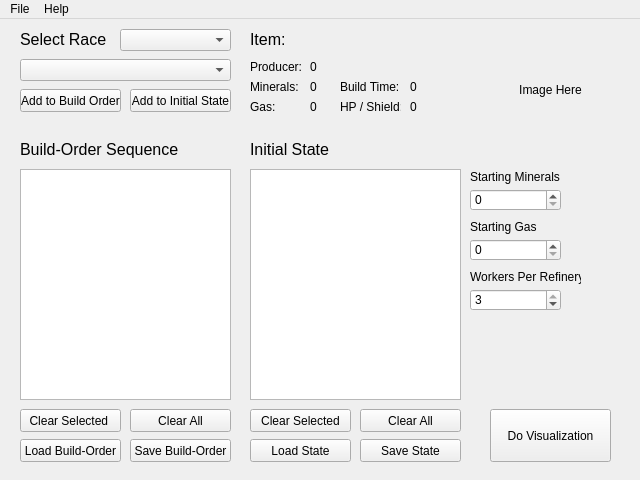
First picture: the form in BOSS/Qt/mainwindow.ui, repository davechurchill/ualbertabot, before the edit.
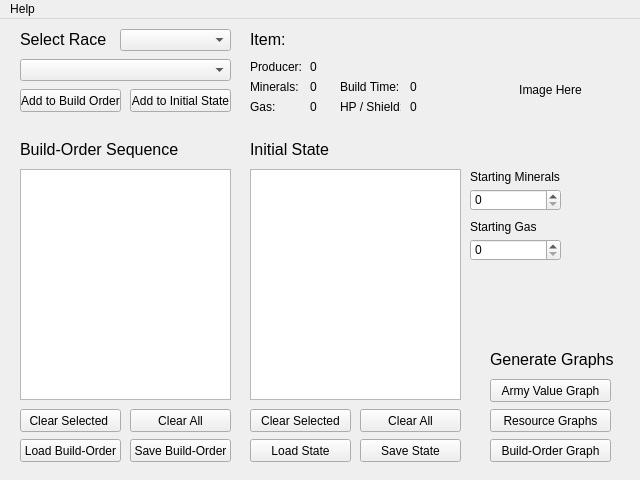
Second picture: the form after the edit.

```diff
--- a/BOSS/Qt/mainwindow.ui
+++ b/BOSS/Qt/mainwindow.ui
@@ -428,48 +428,16 @@
     <property name="geometry">
      <rect>
       <x>490</x>
-      <y>390</y>
+      <y>420</y>
       <width>121</width>
-      <height>53</height>
+      <height>23</height>
      </rect>
     </property>
     <property name="text">
-     <string>Do Visualization</string>
+     <string>Build-Order Graph</string>
     </property>
    </widget>
-   <widget class="QLabel" name="gasLabel_2">
-    <property name="geometry">
-     <rect>
-      <x>470</x>
-      <y>250</y>
-      <width>111</width>
-      <height>16</height>
-     </rect>
-    </property>
-    <property name="text">
-     <string>Workers Per Refinery</string>
-    </property>
-   </widget>
-   <widget class="QSpinBox" name="gasSpinBox_2">
-    <property name="geometry">
-     <rect>
-      <x>470</x>
-      <y>270</y>
-      <width>91</width>
-      <height>22</height>
-     </rect>
-    </property>
-    <property name="minimum">
-     <number>1</number>
-    </property>
-    <property name="maximum">
-     <number>3</number>
-    </property>
-    <property name="value">
-     <number>3</number>
-    </property>
-   </widget>
-   <widget class="QPushButton" name="pushButton">
+   <widget class="QPushButton" name="saveBuildOrderButton">
     <property name="geometry">
      <rect>
       <x>130</x>
@@ -521,6 +489,51 @@
      <string>Load State</string>
     </property>
    </widget>
+   <widget class="QLabel" name="initialStateLabel_2">
+    <property name="geometry">
+     <rect>
+      <x>490</x>
+      <y>330</y>
+      <width>131</width>
+      <height>21</height>
+     </rect>
+    </property>
+    <property name="font">
+     <font>
+      <family>Arial</family>
+      <pointsize>12</pointsize>
+     </font>
+    </property>
+    <property name="text">
+     <string>Generate Graphs</string>
+    </property>
+   </widget>
+   <widget class="QPushButton" name="resourceGraphButton">
+    <property name="geometry">
+     <rect>
+      <x>490</x>
+      <y>390</y>
+      <width>121</width>
+      <height>23</height>
+     </rect>
+    </property>
+    <property name="text">
+     <string>Resource Graphs</string>
+    </property>
+   </widget>
+   <widget class="QPushButton" name="armyValueGraph">
+    <property name="geometry">
+     <rect>
+      <x>490</x>
+      <y>360</y>
+      <width>121</width>
+      <height>23</height>
+     </rect>
+    </property>
+    <property name="text">
+     <string>Army Value Graph</string>
+    </property>
+   </widget>
   </widget>
   <widget class="QMenuBar" name="menuBar">
    <property name="geometry">
@@ -531,17 +544,11 @@
      <height>21</height>
     </rect>
    </property>
-   <widget class="QMenu" name="menuFile">
-    <property name="title">
-     <string>File</string>
-    </property>
-   </widget>
    <widget class="QMenu" name="menuHelp">
     <property name="title">
      <string>Help</string>
     </property>
    </widget>
-   <addaction name="menuFile"/>
    <addaction name="menuHelp"/>
   </widget>
  </widget>
```
Left out of the diff: 15 changed lines with no effect on the pictures.
